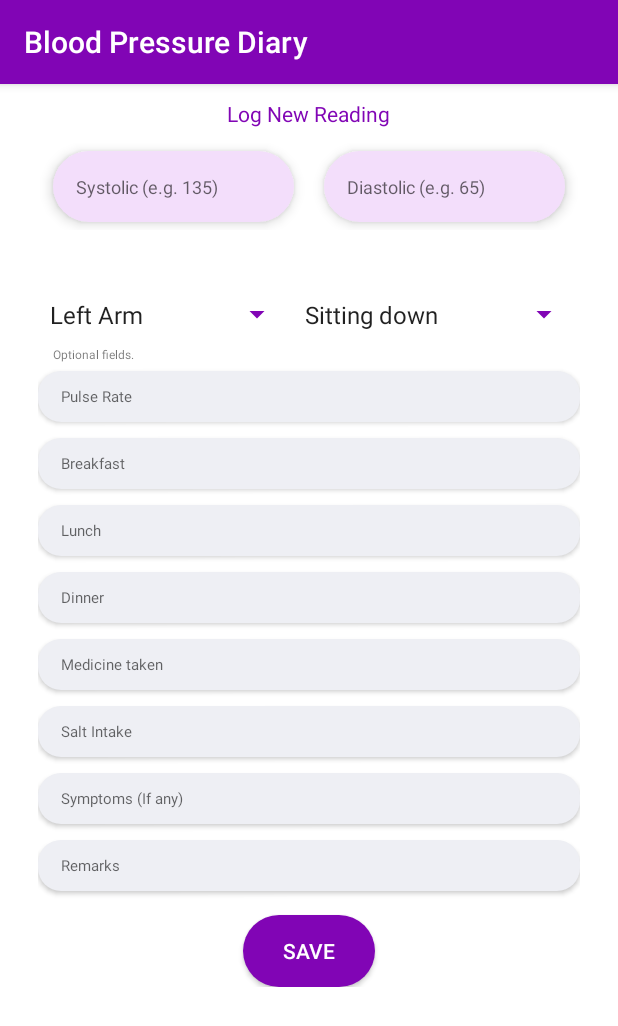
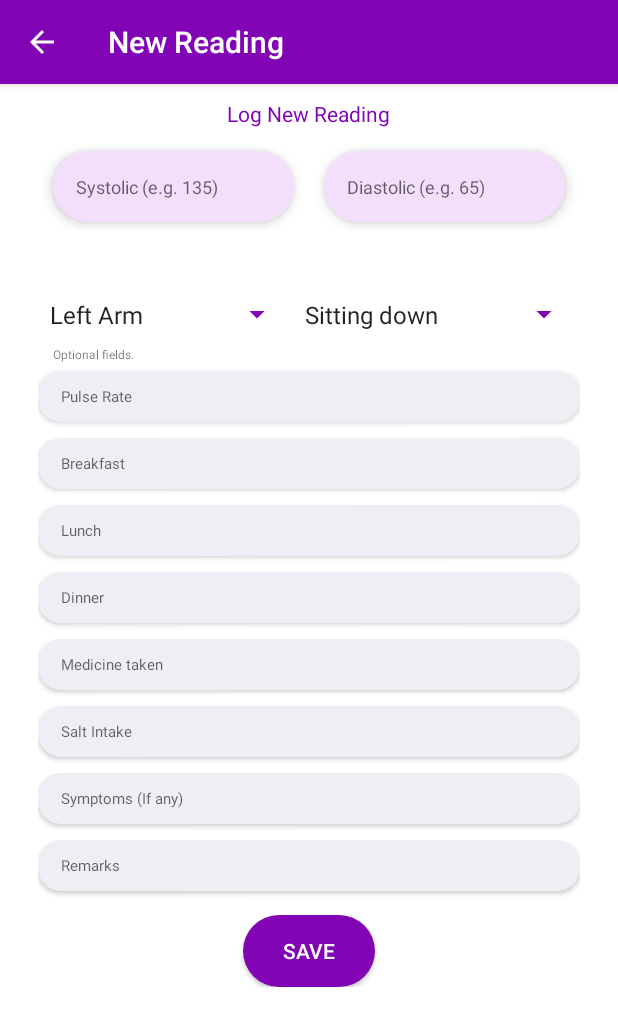
Before and after one commit to yogrival911/Blood-Pressure-Log, an Android app: the screen it shows after launch (FormActivity), after a tap on an icon or button, on a phone screen of 412 x 824 dp. Shown: the top 1026 px of the screen. Run offline under Robolectric (Android 15) with nearby library versions, the light colour scheme and no system bars; our stand-ins replace Room's generated code.

Commit message:
Blood Pressure Log

```diff
--- a/app/build.gradle
+++ b/app/build.gradle
@@ -8,8 +8,8 @@ android {
         applicationId "com.yogrival.bloodpressurelog"
         minSdkVersion 22
         targetSdkVersion 30
-        versionCode 4
-        versionName "1.3"
+        versionCode 5
+        versionName "1.4"
 
         testInstrumentationRunner "androidx.test.runner.AndroidJUnitRunner"
     }
--- a/app/src/main/java/com/example/bloodpressurelog/FormActivity.java
+++ b/app/src/main/java/com/example/bloodpressurelog/FormActivity.java
@@ -37,6 +37,9 @@ public class FormActivity extends AppCompatActivity {
 
         spinnerArm = (Spinner)findViewById(R.id.spinnerArm);
         spinnerPosture = (Spinner)findViewById(R.id.spinnerPosture);
+
+        setTitle("New Reading");
+        getSupportActionBar().setDisplayHomeAsUpEnabled(true);
 
         editTextSys = (EditText)findViewById(R.id.editTextSys);
         editTextDia = (EditText)findViewById(R.id.editTextDia);
@@ -181,4 +184,10 @@ public class FormActivity extends AppCompatActivity {
 
 
     }
+
+    @Override
+    public boolean onSupportNavigateUp() {
+        onBackPressed();
+        return true;
+    }
 }
--- /dev/null
+++ b/app/src/main/res/drawable/share_icon.xml
@@ -0,0 +1,5 @@
+<vector android:height="24dp" android:tint="#FFFFFF"
+    android:viewportHeight="24" android:viewportWidth="24"
+    android:width="24dp" xmlns:android="http://schemas.android.com/apk/res/android">
+    <path android:fillColor="@android:color/white" android:pathData="M18,16.08c-0.76,0 -1.44,0.3 -1.96,0.77L8.91,12.7c0.05,-0.23 0.09,-0.46 0.09,-0.7s-0.04,-0.47 -0.09,-0.7l7.05,-4.11c0.54,0.5 1.25,0.81 2.04,0.81 1.66,0 3,-1.34 3,-3s-1.34,-3 -3,-3 -3,1.34 -3,3c0,0.24 0.04,0.47 0.09,0.7L8.04,9.81C7.5,9.31 6.79,9 6,9c-1.66,0 -3,1.34 -3,3s1.34,3 3,3c0.79,0 1.5,-0.31 2.04,-0.81l7.12,4.16c-0.05,0.21 -0.08,0.43 -0.08,0.65 0,1.61 1.31,2.92 2.92,2.92 1.61,0 2.92,-1.31 2.92,-2.92s-1.31,-2.92 -2.92,-2.92z"/>
+</vector>
--- a/app/src/main/res/menu/main_menu.xml
+++ b/app/src/main/res/menu/main_menu.xml
@@ -3,10 +3,8 @@
     xmlns:android="http://schemas.android.com/apk/res/android">
 
     <item
-        android:id="@+id/pdf"
-        android:icon="@drawable/ic_baseline_picture_as_pdf_24"
-        android:title="Save as Pdf"
-        app:showAsAction="always" />
+        android:id="@+id/reminder"
+        android:title="Set Reminder" />
     <item
         android:id="@+id/range"
         android:title="Custom Range" />
@@ -17,12 +15,18 @@
         android:id="@+id/deleteAll"
         android:title="Delete All" />
     <item
+        android:id="@+id/pdf"
+        android:icon="@drawable/ic_baseline_picture_as_pdf_24"
+        android:title="Save as Pdf" />
+    <item
         android:id="@+id/exportCSV"
         android:title="Export CSV" />
     <item
-        android:id="@+id/reminder"
-        android:title="Set Reminder" />
-    <item
         android:id="@+id/explained"
         android:title="Guide" />
+    <item
+        android:id="@+id/shareApp"
+        android:icon="@drawable/share_icon"
+        android:title="Share App"
+        app:showAsAction="always" />
 </menu>
```
Also changed, not shown: app/src/main/java/com/example/bloodpressurelog/CustomRange.java (+9 -0 lines), app/src/main/java/com/example/bloodpressurelog/ExplainActivity.java (+9 -0 lines), app/src/main/java/com/example/bloodpressurelog/MainActivity.java (+11 -0 lines), app/src/main/java/com/example/bloodpressurelog/ReminderActivity.java (+8 -0 lines), app/src/main/java/com/example/bloodpressurelog/SelectedDeleteActivity.java (+8 -0 lines).
